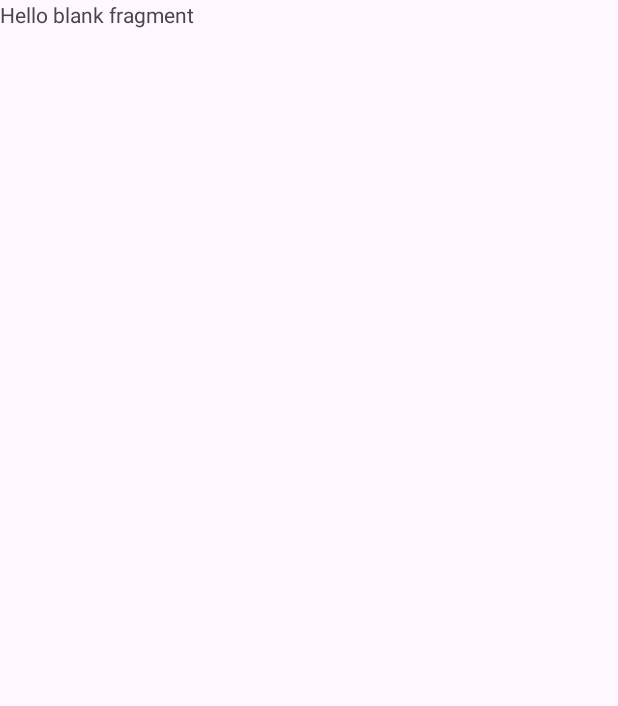
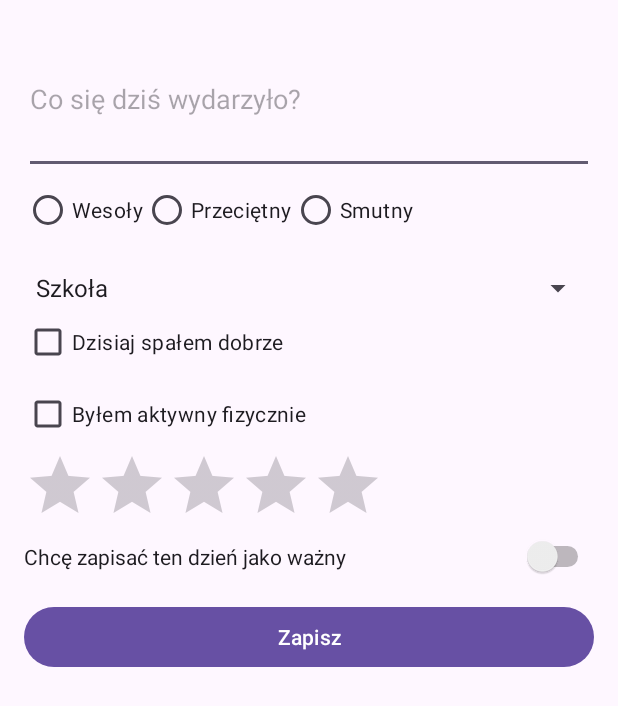
Before and after one commit to woojtylaGG/Mood-Tracker, an Android app: the screen it shows after launch (MainActivity), on a phone screen of 412 x 824 dp. Before the commit the part shown is almost empty. Shown: the top 706 px of the screen. Run offline under Robolectric (Android 15) with nearby library versions, the phone set to English and light mode, and no system bars.

```diff
--- a/app/build.gradle.kts
+++ b/app/build.gradle.kts
@@ -34,6 +34,10 @@ android {
     kotlinOptions {
         jvmTarget = "11"
     }
+
+    buildFeatures {
+        viewBinding = true
+    }
 }
 
 dependencies {
--- a/app/src/main/java/com/example/moodtracker/MainActivity.kt
+++ b/app/src/main/java/com/example/moodtracker/MainActivity.kt
@@ -1,20 +1,16 @@
 package com.example.moodtracker
 
 import android.os.Bundle
-import androidx.activity.enableEdgeToEdge
 import androidx.appcompat.app.AppCompatActivity
-import androidx.core.view.ViewCompat
-import androidx.core.view.WindowInsetsCompat
+import androidx.navigation.fragment.NavHostFragment
 
 class MainActivity : AppCompatActivity() {
     override fun onCreate(savedInstanceState: Bundle?) {
         super.onCreate(savedInstanceState)
-        enableEdgeToEdge()
         setContentView(R.layout.activity_main)
-        ViewCompat.setOnApplyWindowInsetsListener(findViewById(R.id.main)) { v, insets ->
-            val systemBars = insets.getInsets(WindowInsetsCompat.Type.systemBars())
-            v.setPadding(systemBars.left, systemBars.top, systemBars.right, systemBars.bottom)
-            insets
-        }
+
+        val navHostFragment = supportFragmentManager
+            .findFragmentById(R.id.nav_host_fragment) as NavHostFragment
+        val navController = navHostFragment.navController
     }
 }
--- a/app/src/main/java/com/example/moodtracker/fragments/MoodEntryFragment.kt
+++ b/app/src/main/java/com/example/moodtracker/fragments/MoodEntryFragment.kt
@@ -1,60 +1,101 @@
 package com.example.moodtracker.fragments
 
         import android.os.Bundle
-import androidx.fragment.app.Fragment
         import android.view.LayoutInflater
         import android.view.View
         import android.view.ViewGroup
+        import android.widget.ArrayAdapter
+        import android.widget.Toast
+        import androidx.fragment.app.Fragment
         import com.example.moodtracker.R
+        import com.example.moodtracker.data.FakeMoodRepository
+        import com.example.moodtracker.data.MoodEntry
+        import com.example.moodtracker.databinding.FragmentMoodEntryBinding
 
-// TODO: Rename parameter arguments, choose names that match
-// the fragment initialization parameters, e.g. ARG_ITEM_NUMBER
-private const val ARG_PARAM1 = "param1"
-private const val ARG_PARAM2 = "param2"
+        class MoodEntryFragment : Fragment() {
 
-/**
- * A simple [Fragment] subclass.
- * Use the [MoodEntryFragment.newInstance] factory method to
- * create an instance of this fragment.
- */
-class MoodEntryFragment : Fragment() {
-    // TODO: Rename and change types of parameters
-    private var param1: String? = null
-    private var param2: String? = null
+            private var _binding: FragmentMoodEntryBinding? = null
+            private val binding get() = _binding!!
 
-    override fun onCreate(savedInstanceState: Bundle?) {
-        super.onCreate(savedInstanceState)
-        arguments?.let {
-            param1 = it.getString(ARG_PARAM1)
-            param2 = it.getString(ARG_PARAM2)
+            override fun onCreateView(
+                inflater: LayoutInflater,
+                container: ViewGroup?,
+                savedInstanceState: Bundle?
+            ): View {
+                _binding = FragmentMoodEntryBinding.inflate(inflater, container, false)
+                return binding.root
+            }
+
+            override fun onViewCreated(view: View, savedInstanceState: Bundle?) {
+                super.onViewCreated(view, savedInstanceState)
+                setupSpinner()
+                setupSaveButton()
+            }
+
+            private fun setupSpinner() {
+                val categories = arrayOf("Szkoła", "Dom", "Znajomi", "Zdrowie", "Inne")
+                val adapter = ArrayAdapter(requireContext(), android.R.layout.simple_spinner_item, categories)
+                adapter.setDropDownViewResource(android.R.layout.simple_spinner_dropdown_item)
+                binding.categorySpinner.adapter = adapter
+            }
+
+            private fun setupSaveButton() {
+                binding.saveButton.setOnClickListener {
+                    if (validateForm()) {
+                        saveMoodEntry()
+                        Toast.makeText(context, "Zapisano wpis!", Toast.LENGTH_SHORT).show()
+                        clearForm()
+                    }
                 }
             }
 
-    override fun onCreateView(
-        inflater: LayoutInflater, container: ViewGroup?,
-        savedInstanceState: Bundle?
-    ): View? {
-        // Inflate the layout for this fragment
-        return inflater.inflate(R.layout.fragment_mood_entry, container, false)
+            private fun validateForm(): Boolean {
+                if (binding.noteEditText.text.isEmpty()) {
+                    binding.noteEditText.error = "Wprowadź notatkę"
+                    return false
+                }
+                if (binding.moodRadioGroup.checkedRadioButtonId == -1) {
+                    Toast.makeText(context, "Wybierz nastrój", Toast.LENGTH_SHORT).show()
+                    return false
+                }
+                return true
             }
 
-    companion object {
-        /**
-         * Use this factory method to create a new instance of
-         * this fragment using the provided parameters.
-         *
-         * @param param1 Parameter 1.
-         * @param param2 Parameter 2.
-         * @return A new instance of fragment MoodEntryFragment.
-         */
-        // TODO: Rename and change types and number of parameters
-        @JvmStatic
-        fun newInstance(param1: String, param2: String) =
-            MoodEntryFragment().apply {
-                arguments = Bundle().apply {
-                    putString(ARG_PARAM1, param1)
-                    putString(ARG_PARAM2, param2)
+            private fun saveMoodEntry() {
+                val mood = when (binding.moodRadioGroup.checkedRadioButtonId) {
+                    R.id.happyRadio -> 2
+                    R.id.neutralRadio -> 1
+                    R.id.sadRadio -> 0
+                    else -> 1
+                }
+
+                val entry = MoodEntry(
+                    mood = mood,
+                    note = binding.noteEditText.text.toString(),
+                    category = binding.categorySpinner.selectedItem.toString(),
+                    sleepWell = binding.sleepCheckBox.isChecked,
+                    wasActive = binding.activeCheckBox.isChecked,
+                    rating = binding.dayRatingBar.rating,
+                    isImportant = binding.importantSwitch.isChecked
+                )
+
+                FakeMoodRepository.addMood(entry)
+            }
+
+            private fun clearForm() {
+                binding.apply {
+                    noteEditText.text.clear()
+                    moodRadioGroup.clearCheck()
+                    categorySpinner.setSelection(0)
+                    sleepCheckBox.isChecked = false
+                    activeCheckBox.isChecked = false
+                    dayRatingBar.rating = 0f
+                    importantSwitch.isChecked = false
                 }
             }
+
+            override fun onDestroyView() {
+                super.onDestroyView()
+                _binding = null
             }
         }
--- a/app/src/main/res/layout/activity_main.xml
+++ b/app/src/main/res/layout/activity_main.xml
@@ -1,19 +1,19 @@
 <?xml version="1.0" encoding="utf-8"?>
 <androidx.constraintlayout.widget.ConstraintLayout xmlns:android="http://schemas.android.com/apk/res/android"
     xmlns:app="http://schemas.android.com/apk/res-auto"
-    xmlns:tools="http://schemas.android.com/tools"
-    android:id="@+id/main"
     android:layout_width="match_parent"
-    android:layout_height="match_parent"
-    tools:context=".MainActivity">
-
+    android:layout_height="match_parent">
 
     <androidx.fragment.app.FragmentContainerView
         android:id="@+id/nav_host_fragment"
         android:name="androidx.navigation.fragment.NavHostFragment"
-        app:navGraph="@navigation/nav_graph"
+        android:layout_width="0dp"
+        android:layout_height="0dp"
         app:defaultNavHost="true"
-        android:layout_width="match_parent"
-        android:layout_height="match_parent" />
+        app:layout_constraintBottom_toBottomOf="parent"
+        app:layout_constraintEnd_toEndOf="parent"
+        app:layout_constraintStart_toStartOf="parent"
+        app:layout_constraintTop_toTopOf="parent"
+        app:navGraph="@navigation/nav_graph" />
 
 </androidx.constraintlayout.widget.ConstraintLayout>
--- a/app/src/main/res/layout/fragment_mood_entry.xml
+++ b/app/src/main/res/layout/fragment_mood_entry.xml
@@ -1,14 +1,77 @@
 <?xml version="1.0" encoding="utf-8"?>
-<FrameLayout xmlns:android="http://schemas.android.com/apk/res/android"
-    xmlns:tools="http://schemas.android.com/tools"
+<LinearLayout xmlns:android="http://schemas.android.com/apk/res/android"
     android:layout_width="match_parent"
     android:layout_height="match_parent"
-    tools:context=".fragments.MoodEntryFragment">
+    android:orientation="vertical"
+    android:padding="16dp">
 
-    <!-- TODO: Update blank fragment layout -->
-    <TextView
+    <EditText
+        android:id="@+id/noteEditText"
         android:layout_width="match_parent"
-        android:layout_height="match_parent"
-        android:text="@string/hello_blank_fragment" />
+        android:layout_height="wrap_content"
+        android:hint="Co się dziś wydarzyło?"
+        android:minHeight="100dp" />
 
-</FrameLayout>
+    <RadioGroup
+        android:id="@+id/moodRadioGroup"
+        android:layout_width="match_parent"
+        android:layout_height="wrap_content"
+        android:orientation="horizontal">
+
+        <RadioButton
+            android:id="@+id/happyRadio"
+            android:layout_width="wrap_content"
+            android:layout_height="wrap_content"
+            android:text="Wesoły" />
+
+        <RadioButton
+            android:id="@+id/neutralRadio"
+            android:layout_width="wrap_content"
+            android:layout_height="wrap_content"
+            android:text="Przeciętny" />
+
+        <RadioButton
+            android:id="@+id/sadRadio"
+            android:layout_width="wrap_content"
+            android:layout_height="wrap_content"
+            android:text="Smutny" />
+    </RadioGroup>
+
+    <Spinner
+        android:id="@+id/categorySpinner"
+        android:layout_width="match_parent"
+        android:layout_height="wrap_content"
+        android:layout_marginTop="16dp" />
+
+    <CheckBox
+        android:id="@+id/sleepCheckBox"
+        android:layout_width="match_parent"
+        android:layout_height="wrap_content"
+        android:text="Dzisiaj spałem dobrze" />
+
+    <CheckBox
+        android:id="@+id/activeCheckBox"
+        android:layout_width="match_parent"
+        android:layout_height="wrap_content"
+        android:text="Byłem aktywny fizycznie" />
+
+    <RatingBar
+        android:id="@+id/dayRatingBar"
+        android:layout_width="wrap_content"
+        android:layout_height="wrap_content"
+        android:numStars="5" />
+
+    <Switch
+        android:id="@+id/importantSwitch"
+        android:layout_width="match_parent"
+        android:layout_height="wrap_content"
+        android:text="Chcę zapisać ten dzień jako ważny" />
+
+    <Button
+        android:id="@+id/saveButton"
+        android:layout_width="match_parent"
+        android:layout_height="wrap_content"
+        android:layout_marginTop="16dp"
+        android:text="Zapisz" />
+
+</LinearLayout>
--- a/app/src/main/res/navigation/nav_graph.xml
+++ b/app/src/main/res/navigation/nav_graph.xml
@@ -1,13 +1,21 @@
 <?xml version="1.0" encoding="utf-8"?>
 <navigation xmlns:android="http://schemas.android.com/apk/res/android"
     xmlns:app="http://schemas.android.com/apk/res-auto"
-    xmlns:tools="http://schemas.android.com/tools"
     android:id="@+id/nav_graph"
     app:startDestination="@id/moodEntryFragment">
 
     <fragment
         android:id="@+id/moodEntryFragment"
         android:name="com.example.moodtracker.fragments.MoodEntryFragment"
-        android:label="fragment_mood_entry"
-        tools:layout="@layout/fragment_mood_entry" />
+        android:label="Nowy wpis" />
+
+    <fragment
+        android:id="@+id/moodHistoryFragment"
+        android:name="com.example.moodtracker.fragments.MoodHistoryFragment"
+        android:label="Historia" />
+
+    <fragment
+        android:id="@+id/settingsFragment"
+        android:name="com.example.moodtracker.fragments.SettingsFragment"
+        android:label="Ustawienia" />
 </navigation>
```
Also changed, not shown: app/src/main/java/com/example/moodtracker/data/FakeMoodRepository.kt (+14 -0 lines), app/src/main/java/com/example/moodtracker/data/MoodEntry.kt (+13 -2 lines). Lines whose indentation alone changed are shown as unchanged.
